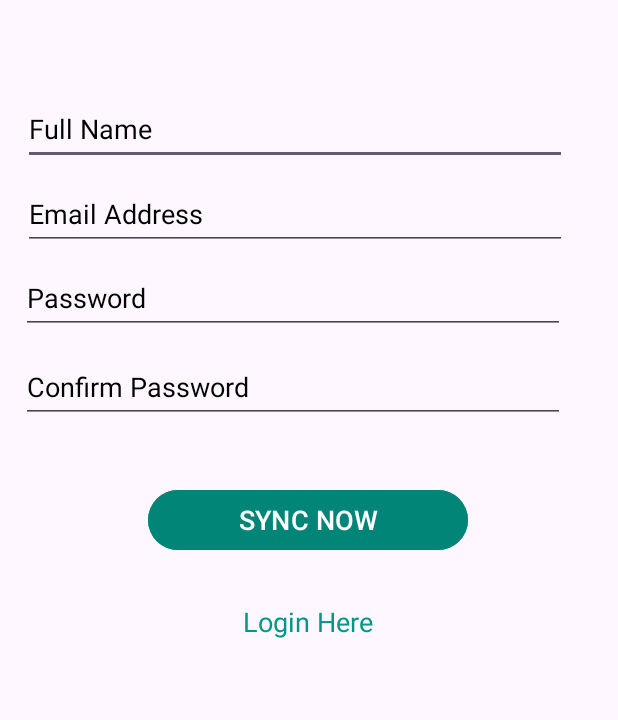
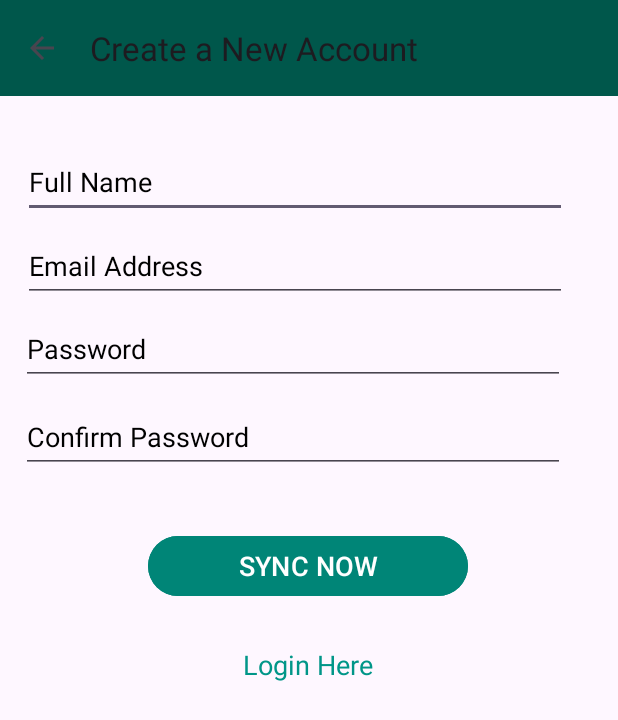
Before and after one commit to jubayer282/FireNotes, an Android app: the Register screen opened directly, with no data from a screen before it, on a phone screen of 412 x 824 dp. Shown: the top 720 px of the screen. Run offline under Robolectric (Android 15) with nearby library versions, the phone set to English and light mode, and no system bars; our stand-ins replace Firebase (no records; nobody signed in at launch, a user with empty details on screens opened directly).

Commit message:
Error Solve

```diff
--- a/app/src/main/java/com/jubayer/firebasenotes/Register.java
+++ b/app/src/main/java/com/jubayer/firebasenotes/Register.java
@@ -13,6 +13,7 @@ import android.widget.EditText;
 import android.widget.ProgressBar;
 import android.widget.TextView;
 import android.widget.Toast;
+import android.widget.Toolbar;
 
 import com.google.android.gms.tasks.OnFailureListener;
 import com.google.android.gms.tasks.OnSuccessListener;
@@ -29,12 +30,17 @@ public class Register extends AppCompatActivity {
     TextView loginAct;
     ProgressBar progressBar;
     FirebaseAuth fAuth;
+    Toolbar toolbar;
 
     @SuppressLint("MissingInflatedId")
     @Override
     protected void onCreate(Bundle savedInstanceState) {
         super.onCreate(savedInstanceState);
         setContentView(R.layout.activity_register);
+        androidx.appcompat.widget.Toolbar toolbar = findViewById(R.id.toolbar);
+        setSupportActionBar(toolbar);
+        getSupportActionBar().setTitle("Create a New Account");
+        getSupportActionBar().setDisplayHomeAsUpEnabled(true);
 
 
          //getSupportActionBar().setTitle("Create a New Account.");
--- a/app/src/main/res/layout/activity_register.xml
+++ b/app/src/main/res/layout/activity_register.xml
@@ -5,6 +5,17 @@
     android:layout_width="match_parent"
     android:layout_height="match_parent"
     tools:context=".Register">
+
+    <androidx.appcompat.widget.Toolbar
+        android:id="@+id/toolbar"
+        android:layout_width="match_parent"
+        android:layout_height="?attr/actionBarSize"
+        android:background="@color/colorPrimaryDark"
+        android:popupTheme="@style/AppTheme.NoActionBar"
+        app:layout_constraintEnd_toEndOf="parent"
+
+        app:layout_constraintStart_toStartOf="parent"
+        tools:ignore="MissingConstraints" />
 
     <EditText
         android:id="@+id/userName"
@@ -17,10 +28,10 @@
         android:textColorHint="#000000"
         app:layout_constraintBottom_toBottomOf="parent"
         app:layout_constraintEnd_toEndOf="parent"
-        app:layout_constraintHorizontal_bias="0.308"
+        app:layout_constraintHorizontal_bias="0.309"
         app:layout_constraintStart_toStartOf="parent"
         app:layout_constraintTop_toTopOf="parent"
-        app:layout_constraintVertical_bias="0.08" />
+        app:layout_constraintVertical_bias="0.125" />
 
     <EditText
         android:id="@+id/userEmail"
```
Also changed, not shown: app/src/main/java/com/jubayer/firebasenotes/Login.java (+9 -2 lines), app/src/main/res/layout/activity_login.xml (+12 -0 lines), app/src/main/res/layout/nav_hearder.xml (+13 -11 lines).
